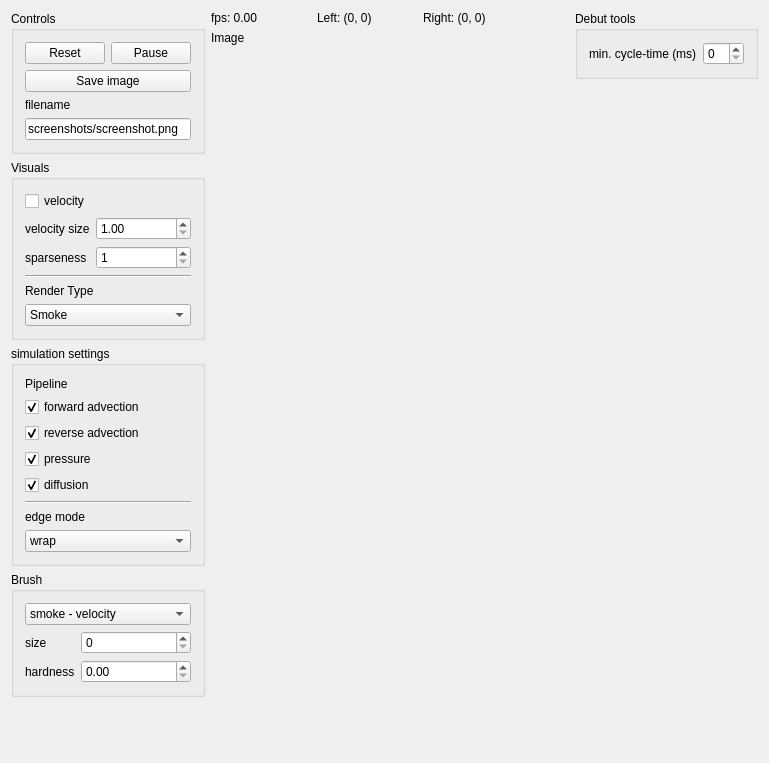
This is mainwindow.ui in loosstef/grid-based-fluid-simulator as Qt 5 draws it before an edit. The edited form follows.
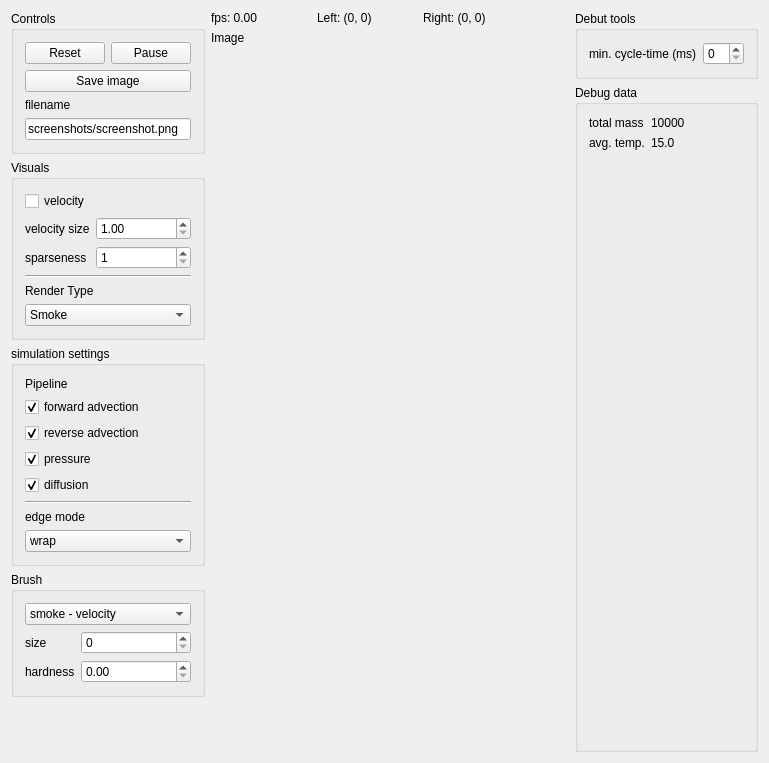
This is the edited form. Custom widgets are drawn as their Qt base class.

Commit message: users can add heat, and some extra debug info is shown, but simulation algorithm doesn't work yet as it should

```diff
--- a/mainwindow.ui
+++ b/mainwindow.ui
@@ -405,8 +405,8 @@
      </layout>
     </item>
     <item>
-     <layout class="QVBoxLayout" name="verticalLayout_7">
-      <item alignment="Qt::AlignLeft|Qt::AlignTop">
+     <layout class="QVBoxLayout" name="verticalLayout_7" stretch="0,1">
+      <item>
        <widget class="QGroupBox" name="verticalGroupBox">
         <property name="title">
          <string>Debut tools</string>
@@ -429,6 +429,43 @@
         </layout>
        </widget>
       </item>
+      <item>
+       <widget class="QGroupBox" name="formGroupBox">
+        <property name="title">
+         <string>Debug data</string>
+        </property>
+        <layout class="QFormLayout" name="formLayout_3">
+         <item row="1" column="0">
+          <widget class="QLabel" name="label_10">
+           <property name="text">
+            <string>avg. temp.</string>
+           </property>
+          </widget>
+         </item>
+         <item row="1" column="1">
+          <widget class="QLabel" name="avgTempLabel">
+           <property name="text">
+            <string>15.0</string>
+           </property>
+          </widget>
+         </item>
+         <item row="0" column="0">
+          <widget class="QLabel" name="label_11">
+           <property name="text">
+            <string>total mass</string>
+           </property>
+          </widget>
+         </item>
+         <item row="0" column="1">
+          <widget class="QLabel" name="totalMassLabel">
+           <property name="text">
+            <string>10000</string>
+           </property>
+          </widget>
+         </item>
+        </layout>
+       </widget>
+      </item>
      </layout>
     </item>
    </layout>
```
Left out of the diff: 5 changed lines with no effect on the pictures. The commit also changes 11 other files.
